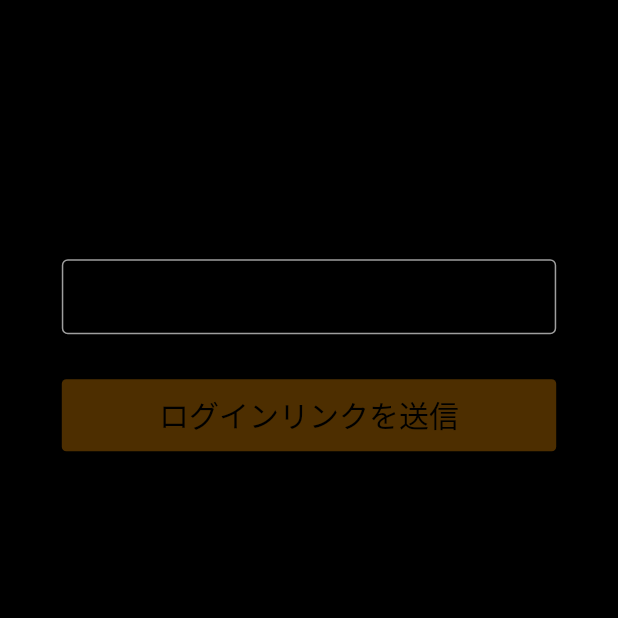
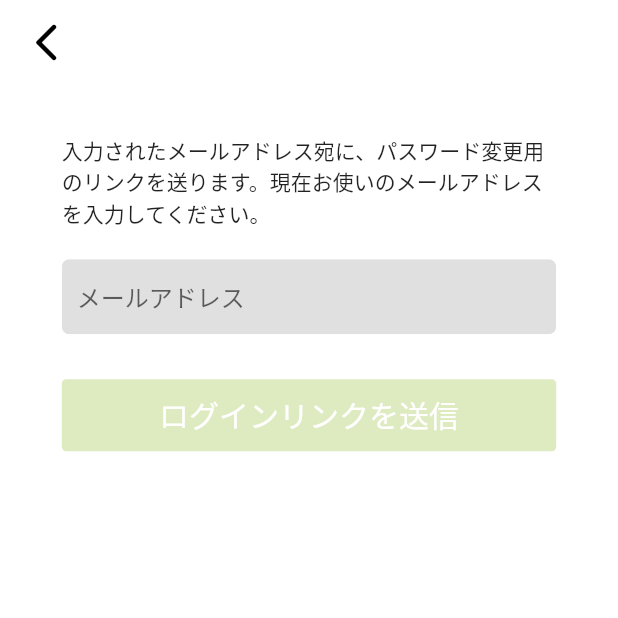
Before and after one commit to SeyaKen/JugyouRogu, a Flutter app: the PasswordReset screen opened directly, on a phone screen of 412 x 824 dp, the top half of it. Run offline on Flutter 3.47's test engine with Material 2 defaults, Android fonts, the phone set to English and light mode, and no system bars; our stand-ins replace cloud_firestore, firebase_auth, firebase_core, firebase_storage, font_awesome_flutter, google_mobile_ads and 3 more; accounts and stored records are empty; network calls fail.

Commit message:
first comit deha

```diff
--- a/lib/ AddClass/add_class.dart
+++ b/lib/ AddClass/add_class.dart
@@ -327,8 +327,8 @@ class _AddClassState extends State<AddClass> {
                   ClassName1 != null &&
                   ClassName0 != '' &&
                   ClassName1 != ''
-              ? Colors.orange
-              : Colors.orange.withOpacity(0.5),
+              ? const Color(0xff92b82e)
+              : const Color(0xff92b82e).withOpacity(0.5),
           width: MediaQuery.of(context).size.width * 0.95,
           height: 50,
           child: InkWell(
--- a/lib/MailSignIn/mailRegister.dart
+++ b/lib/MailSignIn/mailRegister.dart
@@ -5,6 +5,7 @@ import 'package:font_awesome_flutter/font_awesome_flutter.dart';
 import 'package:jugyourogu/SelectLogin/daigaku_select.dart';
 import 'package:jugyourogu/MailSignIn/mailAuth.dart';
 import 'package:jugyourogu/Service/sharedpref_helper.dart';
+import 'package:jugyourogu/main_page.dart';
 
 class mailRegister extends StatefulWidget {
   @override
@@ -210,7 +211,7 @@ class _mailRegisterState extends State<mailRegister> {
                                               context,
                                               PageRouteBuilder(
                                                 pageBuilder: (_, __, ___) =>
-                                                    DaigakuSelectScreen(),
+                                                    MainPage(currenttab: 0),
                                                 transitionDuration:
                                                     const Duration(seconds: 0),
                                               ))));
--- a/lib/Profile/password_reset.dart
+++ b/lib/Profile/password_reset.dart
@@ -20,10 +20,10 @@ class _SignInState extends State<PasswordReset> {
   Widget build(BuildContext context) {
     return Scaffold(
         resizeToAvoidBottomInset: false,
-        backgroundColor: Colors.black,
+        backgroundColor: Colors.white,
         appBar: AppBar(
             automaticallyImplyLeading: false,
-            backgroundColor: Colors.black,
+            backgroundColor: Colors.white,
             elevation: 0,
             title: Row(
               mainAxisAlignment: MainAxisAlignment.spaceBetween,
@@ -51,7 +51,6 @@ class _SignInState extends State<PasswordReset> {
             key: _formKey,
             child: Center(
               child: Container(
-                color: Colors.black,
                 height: MediaQuery.of(context).size.height * 0.85,
                 width: MediaQuery.of(context).size.width * 0.8,
                 child: Column(
@@ -63,7 +62,9 @@ class _SignInState extends State<PasswordReset> {
                         const SizedBox(
                           height: 20,
                         ),
-                        SizedBox(
+                        ClipRRect(
+                          borderRadius: BorderRadius.circular(5.0),
+                          child: SizedBox(
                             width: MediaQuery.of(context).size.width * 0.8,
                             child: TextFormField(
                               validator: (val) =>
@@ -71,22 +72,14 @@ class _SignInState extends State<PasswordReset> {
                               onChanged: (val) {
                                 setState(() => email = val);
                               },
-                            decoration: const InputDecoration(
-                              border: OutlineInputBorder(
-                                  borderSide: BorderSide(color: Colors.grey)),
+                              decoration: InputDecoration(
+                                fillColor: Colors.grey[300],
+                                filled: true,
+                                border: InputBorder.none,
                                 hintText: 'メールアドレス',
-                              contentPadding: EdgeInsets.symmetric(
+                                contentPadding: const EdgeInsets.symmetric(
                                     horizontal: 10, vertical: 13),
-                              focusedBorder: OutlineInputBorder(
-                                borderSide: BorderSide(
-                                  color: Colors.orange,
-                                ),
-                              ),
-                              enabledBorder: OutlineInputBorder(
-                                borderSide: BorderSide(
-                                  color: Colors.grey,
-                                  width: 1.0,
-                                ),
+
                               ),
                             ),
                           ),
@@ -95,8 +88,8 @@ class _SignInState extends State<PasswordReset> {
                         Container(
                           decoration: BoxDecoration(
                             color: email.contains('@')
-                                ? Colors.orange
-                                : Colors.orange.withOpacity(0.3),
+                                ? const Color(0xff92b82e)
+                                : const Color(0xff92b82e).withOpacity(0.3),
                             borderRadius: BorderRadius.circular(3),
                           ),
                           width: MediaQuery.of(context).size.width * 0.8,
@@ -135,7 +128,7 @@ class _SignInState extends State<PasswordReset> {
                                     child: Text(
                                       'ログインリンクを送信',
                                       style: TextStyle(
-                                          color: Colors.black, fontSize: 20),
+                                          color: Colors.white, fontSize: 20),
                                     ),
                                   ),
                                 ),
--- a/lib/Profile/profile.dart
+++ b/lib/Profile/profile.dart
@@ -194,7 +194,7 @@ class _ProfilePageState extends State<ProfilePage> {
                               child: Container(
                                 width: MediaQuery.of(context).size.width * 0.9,
                                 height: 40,
-                                color: Colors.orange,
+                                color: const Color(0xff92b82e),
                                 child: TextButton(
                                     onPressed: () {
                                       Navigator.push(
--- a/lib/SelectLogin/daigaku_select.dart
+++ b/lib/SelectLogin/daigaku_select.dart
@@ -19,8 +19,6 @@ class _DaigakuSelectScreenState extends State<DaigakuSelectScreen> {
     '早稲田大学',
     '慶應義塾大学',
   ];
-
-  String uid = FirebaseAuth.instance.currentUser!.uid;
 
   @override
   Widget build(BuildContext context) {
```
Also changed, not shown: lib/ Reviews/add_reviews.dart (+4 -3 lines), lib/Home/home_detail.dart (+4 -4 lines), lib/Home/home_page.dart (+19 -19 lines). Lines whose indentation alone changed are shown as unchanged.
